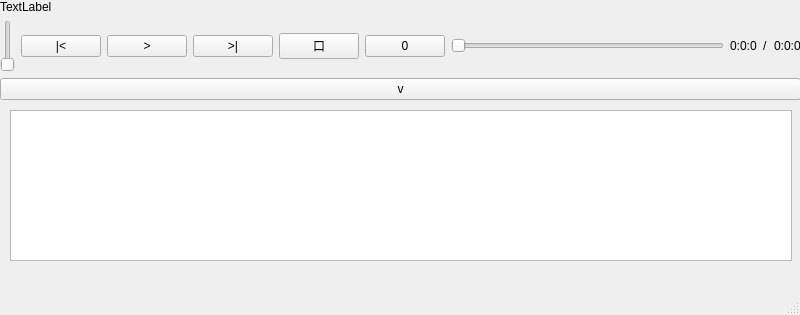
Old version of the form music/mainwindow.ui in the repository wsshj/Scattered_Projects.
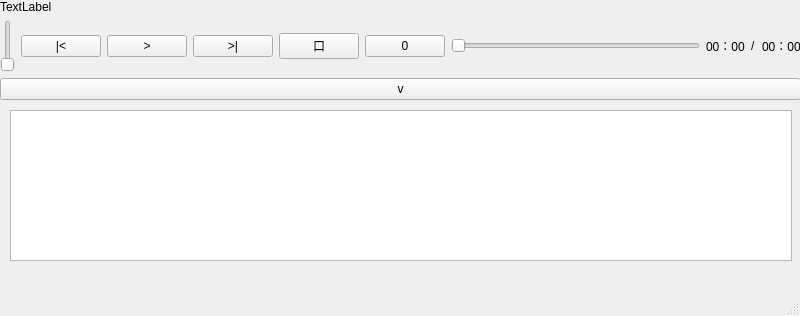
New version of the form.

Commit message: 界面时间显示调整

```diff
--- a/music/mainwindow.ui
+++ b/music/mainwindow.ui
@@ -7,7 +7,7 @@
     <x>0</x>
     <y>0</y>
     <width>800</width>
-    <height>315</height>
+    <height>316</height>
    </rect>
   </property>
   <property name="windowTitle">
@@ -100,7 +100,7 @@
          <item>
           <widget class="QLabel" name="label_2">
            <property name="text">
-            <string>0:0:0</string>
+            <string>00：00</string>
            </property>
           </widget>
          </item>
@@ -114,7 +114,7 @@
          <item>
           <widget class="QLabel" name="label">
            <property name="text">
-            <string>0:0:0</string>
+            <string>00：00</string>
            </property>
           </widget>
          </item>
```
The commit also changes 1 other file.
